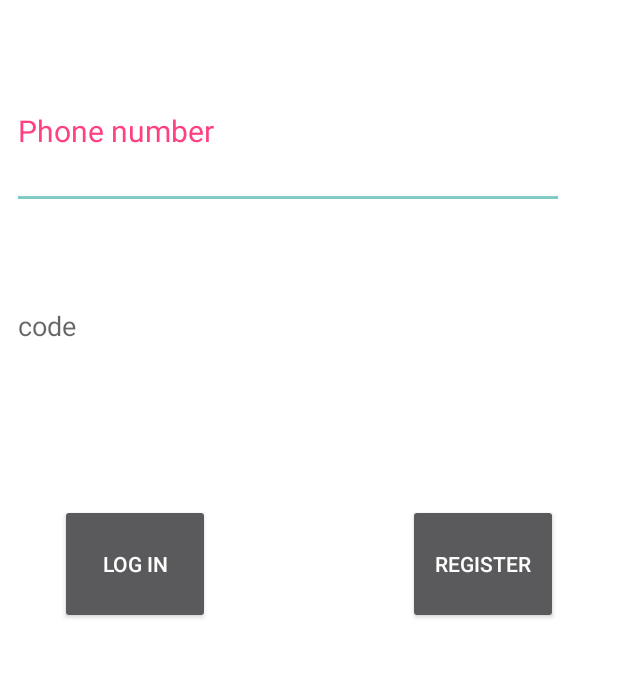
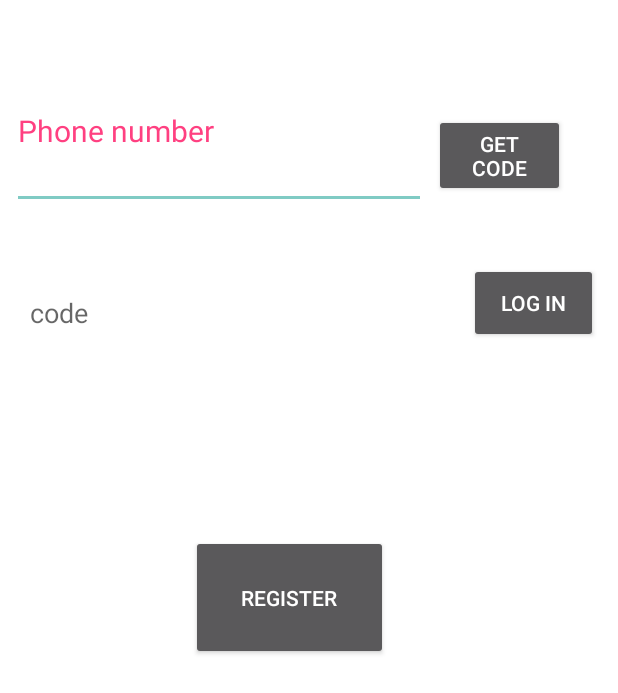
Before and after one commit to hunorfulop/ProjectSoftver, an Android app: the screen it shows after launch (LoginActivity), after a tap on "LOG IN", on a phone screen of 412 x 824 dp. Shown: the top 693 px of the screen. Run offline under Robolectric (Android 15) with nearby library versions, the phone set to English and light mode, and no system bars; our stand-ins replace Firebase (no records; nobody signed in at launch, a user with empty details on screens opened directly).

Commit message:
Mobil Authentification

```diff
--- a/app/src/main/java/com/example/huni/weekendplaner/DetailsActivity.java
+++ b/app/src/main/java/com/example/huni/weekendplaner/Details/DetailsActivity.java
@@ -1,7 +1,9 @@
-package com.example.huni.weekendplaner;
+package com.example.huni.weekendplaner.Details;
 
 import android.support.v7.app.AppCompatActivity;
 import android.os.Bundle;
+
+import com.example.huni.weekendplaner.R;
 
 public class DetailsActivity extends AppCompatActivity {
 
--- /dev/null
+++ b/app/src/main/java/com/example/huni/weekendplaner/Login/LoginActivity.java
@@ -0,0 +1,163 @@
+package com.example.huni.weekendplaner.Login;
+
+import android.content.Intent;
+import android.support.annotation.NonNull;
+import android.support.design.widget.TextInputLayout;
+import android.support.v7.app.AppCompatActivity;
+import android.os.Bundle;
+import android.view.View;
+import android.widget.Button;
+import android.widget.EditText;
+import android.widget.Toast;
+
+import com.example.huni.weekendplaner.Main.MainActivity;
+import com.example.huni.weekendplaner.R;
+import com.google.android.gms.tasks.OnCompleteListener;
+import com.google.android.gms.tasks.Task;
+import com.google.firebase.FirebaseException;
+import com.google.firebase.auth.AuthResult;
+import com.google.firebase.auth.FirebaseAuth;
+import com.google.firebase.auth.FirebaseAuthInvalidCredentialsException;
+import com.google.firebase.auth.PhoneAuthCredential;
+import com.google.firebase.auth.PhoneAuthProvider;
+
+import java.util.concurrent.TimeUnit;
+
+public class  LoginActivity extends AppCompatActivity {
+
+    EditText editTextPhonenumber, editTextCode;
+
+    FirebaseAuth mAuth;
+
+    String codeSent;
+
+    @Override
+    protected void onCreate(Bundle savedInstanceState) {
+        super.onCreate(savedInstanceState);
+        setContentView(R.layout.activity_login);
+
+        mAuth = FirebaseAuth.getInstance();
+
+        editTextPhonenumber = findViewById(R.id.phoneNumber_editText);
+        editTextCode = findViewById(R.id.code_editText);
+
+        findViewById(R.id.login_Activity_GetCode_Button).setOnClickListener(new View.OnClickListener() {
+            @Override
+            public void onClick(View view) {
+                sendVerificationCode();
+            }
+        });
+
+        findViewById(R.id.login_login_button).setOnClickListener(new View.OnClickListener() {
+            @Override
+            public void onClick(View view) {
+                if(editTextCode.length() == 0) {
+                    Toast.makeText(getApplicationContext(),"Code is empty",Toast.LENGTH_LONG).show();
+                }else {
+                    verifySignInCode();
+                }
+            }
+        });
+
+    }
+
+    private void verifySignInCode(){
+        String code = editTextCode.getText().toString();
+        PhoneAuthCredential credential = PhoneAuthProvider.getCredential(codeSent, code);
+        signInWithPhoneAuthCredential(credential);
+    }
+
+    private void signInWithPhoneAuthCredential(PhoneAuthCredential credential) {
+        mAuth.signInWithCredential(credential)
+                .addOnCompleteListener(this, new OnCompleteListener<AuthResult>() {
+                    @Override
+                    public void onComplete(@NonNull Task<AuthResult> task) {
+                        if (task.isSuccessful()) {
+                            startActivity(new Intent(getApplicationContext(),MainActivity.class));
+                            finish();
+                        } else {
+                            if (task.getException() instanceof FirebaseAuthInvalidCredentialsException) {
+                                // The verification code entered was invalid
+                                Toast.makeText(getApplicationContext(),"Invalid Code",Toast.LENGTH_LONG).show();
+                            }
+                        }
+                    }
+                });
+    }
+
+    private void sendVerificationCode() {
+
+        String phone = editTextPhonenumber.getText().toString();
+
+        if(phone.isEmpty()){
+            editTextPhonenumber.setError("Phone number is required");
+            editTextPhonenumber.requestFocus();
+            return;
+        }
+
+        if(phone.length() < 10){
+            editTextPhonenumber.setError("Enter a valid phonenumber");
+            editTextPhonenumber.requestFocus();
+            return;
+        }
+
+        PhoneAuthProvider.getInstance().verifyPhoneNumber(
+                phone,
+                60,
+                TimeUnit.SECONDS,
+                this,
+                mCallbacks);
+    }
+
+    PhoneAuthProvider.OnVerificationStateChangedCallbacks mCallbacks = new PhoneAuthProvider.OnVerificationStateChangedCallbacks() {
+        @Override
+        public void onVerificationCompleted(PhoneAuthCredential phoneAuthCredential) {
+
+        }
+
+        @Override
+        public void onVerificationFailed(FirebaseException e) {
+
+        }
+
+        @Override
+        public void onCodeSent(String s, PhoneAuthProvider.ForceResendingToken forceResendingToken) {
+            //super.onCodeSent(s, forceResendingToken);
+
+            codeSent = s;
+        }
+    };
+
+
+}
+
+        /*---------------------------------------------------------------------------------------------------------------
+        Old Phone number Validation
+
+        Button login_Button = findViewById(R.id.login_login_button);
+        Button register_Button = findViewById(R.id.login_register_button);
+        TextInputLayout phoneNumber_textinputLayout = findViewById(R.id.textInputLayout);
+        TextInputLayout code_textinputLayout = findViewById(R.id.textInputLayout2);
+        final EditText phoneNumber = findViewById(R.id.phoneNumber_editText);
+        final EditText code = findViewById(R.id.code_editText);
+
+        login_Button.setOnClickListener(new View.OnClickListener() {
+            @Override
+            public void onClick(View v) {
+               if((phoneNumber.getText().toString().equals("1234") && (code.getText().toString().equals("1234")))){
+                   startActivity(new Intent(getApplicationContext(),MainActivity.class));
+                   finish();
+               }
+               else{
+                   Toast.makeText(getApplicationContext(),"Invalid phonenumber or code",Toast.LENGTH_LONG).show();
+               }
+            }
+        });
+
+        register_Button.setOnClickListener(new View.OnClickListener() {
+            @Override
+            public void onClick(View v) {
+                startActivity(new Intent(getApplicationContext(),RegisterActivity.class));
+            }
+        });
+        --------------------------------------------------------------------------------------------------------------*/
--- a/app/src/main/java/com/example/huni/weekendplaner/RegisterActivity.java
+++ b/app/src/main/java/com/example/huni/weekendplaner/Login/RegisterActivity.java
@@ -1,10 +1,13 @@
-package com.example.huni.weekendplaner;
+package com.example.huni.weekendplaner.Login;
 
 import android.content.Intent;
 import android.support.v7.app.AppCompatActivity;
 import android.os.Bundle;
 import android.view.View;
 import android.widget.Button;
+
+import com.example.huni.weekendplaner.Main.MainActivity;
+import com.example.huni.weekendplaner.R;
 
 public class RegisterActivity extends AppCompatActivity {
 
--- a/app/src/main/java/com/example/huni/weekendplaner/LoginActivity.java
+++ /dev/null
@@ -1,47 +0,0 @@
-package com.example.huni.weekendplaner;
-
-import android.content.Intent;
-import android.support.design.widget.TextInputLayout;
-import android.support.v7.app.AppCompatActivity;
-import android.os.Bundle;
-import android.view.View;
-import android.widget.Button;
-import android.widget.EditText;
-import android.widget.Toast;
-
-public class  LoginActivity extends AppCompatActivity {
-
-    @Override
-    protected void onCreate(Bundle savedInstanceState) {
-        super.onCreate(savedInstanceState);
-        setContentView(R.layout.activity_login);
-
-        Button login_Button = findViewById(R.id.login_login_button);
-        Button register_Button = findViewById(R.id.login_register_button);
-        TextInputLayout phoneNumber_textinputLayout = findViewById(R.id.textInputLayout);
-        TextInputLayout code_textinputLayout = findViewById(R.id.textInputLayout2);
-        final EditText phoneNumber = findViewById(R.id.phoneNumber_editText);
-        final EditText code = findViewById(R.id.code_editText);
-
-        login_Button.setOnClickListener(new View.OnClickListener() {
-            @Override
-            public void onClick(View v) {
-               if((phoneNumber.getText().toString().equals("1234") && (code.getText().toString().equals("1234")))){
-                   startActivity(new Intent(getApplicationContext(),MainActivity.class));
-                   finish();
-               }
-               else{
-                   Toast.makeText(getApplicationContext(),"Invalid phonenumber or code",Toast.LENGTH_LONG).show();
-               }
-            }
-        });
-
-        register_Button.setOnClickListener(new View.OnClickListener() {
-            @Override
-            public void onClick(View v) {
-                startActivity(new Intent(getApplicationContext(),RegisterActivity.class));
-            }
-        });
-
-    }
-}
--- a/app/src/main/java/com/example/huni/weekendplaner/RecyclerAdapter.java
+++ b/app/src/main/java/com/example/huni/weekendplaner/Main/RecyclerAdapter.java
@@ -1,4 +1,4 @@
-package com.example.huni.weekendplaner;
+package com.example.huni.weekendplaner.Main;
 
 import android.content.Intent;
 import android.support.design.widget.Snackbar;
@@ -9,7 +9,8 @@ import android.view.ViewGroup;
 import android.widget.ImageView;
 import android.widget.TextView;
 
-import static android.support.v4.content.ContextCompat.startActivity;
+import com.example.huni.weekendplaner.Details.DetailsActivity;
+import com.example.huni.weekendplaner.R;
 
 public class RecyclerAdapter extends RecyclerView.Adapter<RecyclerAdapter.ViewHolder> {
 
--- a/app/src/main/java/com/example/huni/weekendplaner/IntrestsActivity.java
+++ b/app/src/main/java/com/example/huni/weekendplaner/Sidebar/IntrestsActivity.java
@@ -1,4 +1,4 @@
-package com.example.huni.weekendplaner;
+package com.example.huni.weekendplaner.Sidebar;
 
 import android.support.design.widget.NavigationView;
 import android.support.v4.widget.DrawerLayout;
@@ -7,6 +7,9 @@ import android.support.v7.app.AppCompatActivity;
 import android.os.Bundle;
 import android.support.v7.widget.LinearLayoutManager;
 import android.support.v7.widget.RecyclerView;
+
+import com.example.huni.weekendplaner.Main.RecyclerAdapter;
+import com.example.huni.weekendplaner.R;
 
 public class IntrestsActivity extends AppCompatActivity {
 
--- a/app/src/main/java/com/example/huni/weekendplaner/ProfilActivity.java
+++ b/app/src/main/java/com/example/huni/weekendplaner/Sidebar/ProfilActivity.java
@@ -1,7 +1,9 @@
-package com.example.huni.weekendplaner;
+package com.example.huni.weekendplaner.Sidebar;
 
 import android.support.v7.app.AppCompatActivity;
 import android.os.Bundle;
+
+import com.example.huni.weekendplaner.R;
 
 public class ProfilActivity extends AppCompatActivity {
 
--- a/app/src/main/res/layout/activity_details.xml
+++ b/app/src/main/res/layout/activity_details.xml
@@ -4,7 +4,7 @@
     xmlns:tools="http://schemas.android.com/tools"
     android:layout_width="match_parent"
     android:layout_height="match_parent"
-    tools:context=".DetailsActivity">
+    tools:context=".Details.DetailsActivity">
 
     <ImageView
         android:id="@+id/imageView2"
--- a/app/src/main/res/layout/activity_intrests.xml
+++ b/app/src/main/res/layout/activity_intrests.xml
@@ -9,7 +9,7 @@
     android:paddingRight="@dimen/activity_horizontal_margin"
     android:paddingTop="@dimen/activity_vertical_margin"
     android:paddingBottom="@dimen/activity_vertical_margin"
-    tools:context=".MainActivity">
+    tools:context=".Main.MainActivity">
 
     <android.support.design.widget.CoordinatorLayout
         xmlns:android="http://schemas.android.com/apk/res/android"
--- a/app/src/main/res/layout/activity_login.xml
+++ b/app/src/main/res/layout/activity_login.xml
@@ -5,17 +5,14 @@
     android:layout_width="match_parent"
     android:layout_height="match_parent"
     android:background="@color/white"
-    tools:context=".LoginActivity">
+    tools:context=".Login.LoginActivity">
 
     <android.support.design.widget.TextInputLayout
         android:id="@+id/textInputLayout"
-        android:layout_width="368dp"
+        android:layout_width="276dp"
         android:layout_height="65dp"
-        android:layout_marginEnd="8dp"
         android:layout_marginStart="8dp"
         android:layout_marginTop="76dp"
-        app:layout_constraintEnd_toEndOf="parent"
-        app:layout_constraintHorizontal_bias="0.0"
         app:layout_constraintStart_toStartOf="parent"
         app:layout_constraintTop_toTopOf="parent">
 
@@ -23,51 +20,48 @@
             android:id="@+id/phoneNumber_editText"
             android:layout_width="match_parent"
             android:layout_height="wrap_content"
+            android:colorControlNormal="@color/colorAccent"
             android:hint="Phone number"
-            android:colorControlNormal="@color/colorAccent"
             android:textColor="@color/colorPrimaryDark" />
     </android.support.design.widget.TextInputLayout>
 
     <Button
         android:id="@+id/login_login_button"
-        android:layout_width="100dp"
-        android:layout_height="80dp"
-        android:layout_marginBottom="240dp"
-        android:layout_marginStart="40dp"
-        android:layout_marginTop="40dp"
+        android:layout_width="86dp"
+        android:layout_height="53dp"
+        android:layout_marginEnd="5dp"
+        android:layout_marginStart="4dp"
+        android:layout_marginTop="44dp"
         android:text="Log In"
-        app:layout_constraintBottom_toBottomOf="parent"
-        app:layout_constraintStart_toStartOf="parent"
-        app:layout_constraintTop_toBottomOf="@+id/textInputLayout2"
-        app:layout_constraintVertical_bias="0.25" />
+        app:layout_constraintEnd_toEndOf="parent"
+        app:layout_constraintStart_toEndOf="@+id/textInputLayout2"
+        app:layout_constraintTop_toBottomOf="@+id/login_Activity_GetCode_Button" />
 
     <Button
         android:id="@+id/login_register_button"
-        android:layout_width="100dp"
-        android:layout_height="80dp"
-        android:layout_marginBottom="240dp"
-        android:layout_marginEnd="40dp"
-        android:layout_marginTop="40dp"
+        android:layout_width="131dp"
+        android:layout_height="83dp"
+        android:layout_marginEnd="126dp"
+        android:layout_marginStart="127dp"
+        android:layout_marginTop="116dp"
         android:text="Register"
-        app:layout_constraintBottom_toBottomOf="parent"
         app:layout_constraintEnd_toEndOf="parent"
-        app:layout_constraintTop_toBottomOf="@+id/textInputLayout2"
-        app:layout_constraintVertical_bias="0.25" />
+        app:layout_constraintHorizontal_bias="0.0"
+        app:layout_constraintStart_toStartOf="parent"
+        app:layout_constraintTop_toBottomOf="@+id/textInputLayout2" />
 
     <android.support.design.widget.TextInputLayout
         android:id="@+id/textInputLayout2"
-        android:layout_width="368dp"
-        android:layout_height="61dp"
-        android:layout_marginBottom="8dp"
-        android:layout_marginEnd="8dp"
+        android:layout_width="281dp"
+        android:layout_height="71dp"
+        android:layout_marginBottom="184dp"
+        android:layout_marginEnd="4dp"
         android:layout_marginStart="8dp"
-        android:layout_marginTop="37dp"
-        app:layout_constraintBottom_toBottomOf="parent"
-        app:layout_constraintEnd_toEndOf="parent"
-        app:layout_constraintHorizontal_bias="0.0"
+        android:layout_marginTop="28dp"
+        app:layout_constraintBottom_toTopOf="@+id/login_register_button"
+        app:layout_constraintEnd_toStartOf="@+id/login_login_button"
         app:layout_constraintStart_toStartOf="parent"
-        app:layout_constraintTop_toBottomOf="@+id/textInputLayout"
-        app:layout_constraintVertical_bias="0.0">
+        app:layout_constraintTop_toBottomOf="@+id/textInputLayout">
 
         <android.support.design.widget.TextInputEditText
             android:id="@+id/code_editText"
@@ -77,4 +71,17 @@
             android:textColor="@color/colorPrimaryDark" />
     </android.support.design.widget.TextInputLayout>
 
+    <Button
+        android:id="@+id/login_Activity_GetCode_Button"
+        android:layout_width="87dp"
+        android:layout_height="55dp"
+        android:layout_marginEnd="8dp"
+        android:layout_marginStart="5dp"
+        android:layout_marginTop="76dp"
+        android:text="Get Code"
+        app:layout_constraintEnd_toEndOf="parent"
+        app:layout_constraintHorizontal_bias="0.0"
+        app:layout_constraintStart_toEndOf="@+id/textInputLayout"
+        app:layout_constraintTop_toTopOf="parent" />
+
 </android.support.constraint.ConstraintLayout>
--- a/app/src/main/res/layout/activity_main.xml
+++ b/app/src/main/res/layout/activity_main.xml
@@ -9,7 +9,7 @@
     android:paddingRight="@dimen/activity_horizontal_margin"
     android:paddingTop="@dimen/activity_vertical_margin"
     android:paddingBottom="@dimen/activity_vertical_margin"
-    tools:context=".MainActivity">
+    tools:context=".Main.MainActivity">
 
     <android.support.design.widget.CoordinatorLayout
         xmlns:android="http://schemas.android.com/apk/res/android"
--- a/app/src/main/res/layout/activity_profil.xml
+++ b/app/src/main/res/layout/activity_profil.xml
@@ -4,7 +4,7 @@
     xmlns:tools="http://schemas.android.com/tools"
     android:layout_width="match_parent"
     android:layout_height="match_parent"
-    tools:context=".ProfilActivity">
+    tools:context=".Sidebar.ProfilActivity">
 
     <ImageView
         android:id="@+id/imageView"
--- a/app/src/main/res/layout/activity_register.xml
+++ b/app/src/main/res/layout/activity_register.xml
@@ -5,7 +5,7 @@
     android:layout_width="match_parent"
     android:layout_height="match_parent"
     android:background="@color/white"
-    tools:context=".RegisterActivity">
+    tools:context=".Login.RegisterActivity">
 
     <android.support.design.widget.TextInputLayout
         android:id="@+id/textInputLayout4"
--- a/app/src/main/res/layout/activity_splash.xml
+++ b/app/src/main/res/layout/activity_splash.xml
@@ -5,7 +5,7 @@
     android:layout_width="match_parent"
     android:layout_height="match_parent"
     android:background="@color/colorPrimary"
-    tools:context=".SplashActivity">
+    tools:context=".Login.SplashActivity">
 
     <ImageView
         android:id="@+id/splash_imageView"
--- a/app/src/main/res/layout/header.xml
+++ b/app/src/main/res/layout/header.xml
@@ -3,7 +3,7 @@
     android:orientation="vertical"
     android:layout_width="match_parent"
     android:layout_height="160dp"
-    android:background="@color/design_default_color_primary"
+    android:background="@color/colorPrimary"
     android:padding="20dp">
 
     <ImageView
--- a/build.gradle
+++ b/build.gradle
@@ -8,7 +8,7 @@ buildscript {
     }
     dependencies {
         classpath 'com.android.tools.build:gradle:3.1.3'
-
+        classpath 'com.google.gms:google-services:4.0.2'
 
         // NOTE: Do not place your application dependencies here; they belong
         // in the individual module build.gradle files
```
Also changed, not shown: app/build.gradle (+11 -7 lines), app/src/main/AndroidManifest.xml (+7 -7 lines), app/src/main/java/com/example/huni/weekendplaner/Login/SplashActivity.java (renamed from app/src/main/java/com/example/huni/weekendplaner/SplashActivity.java, +4 -4 lines), app/src/main/java/com/example/huni/weekendplaner/Main/MainActivity.java (renamed from app/src/main/java/com/example/huni/weekendplaner/MainActivity.java, +6 -3 lines), 1 other file.
